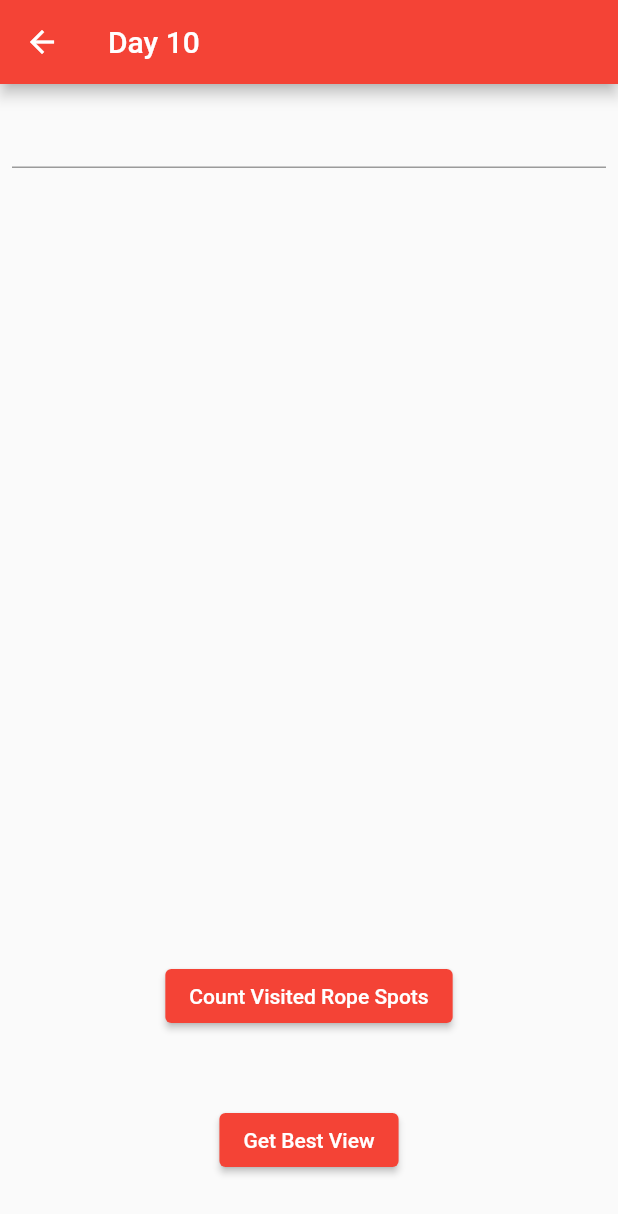
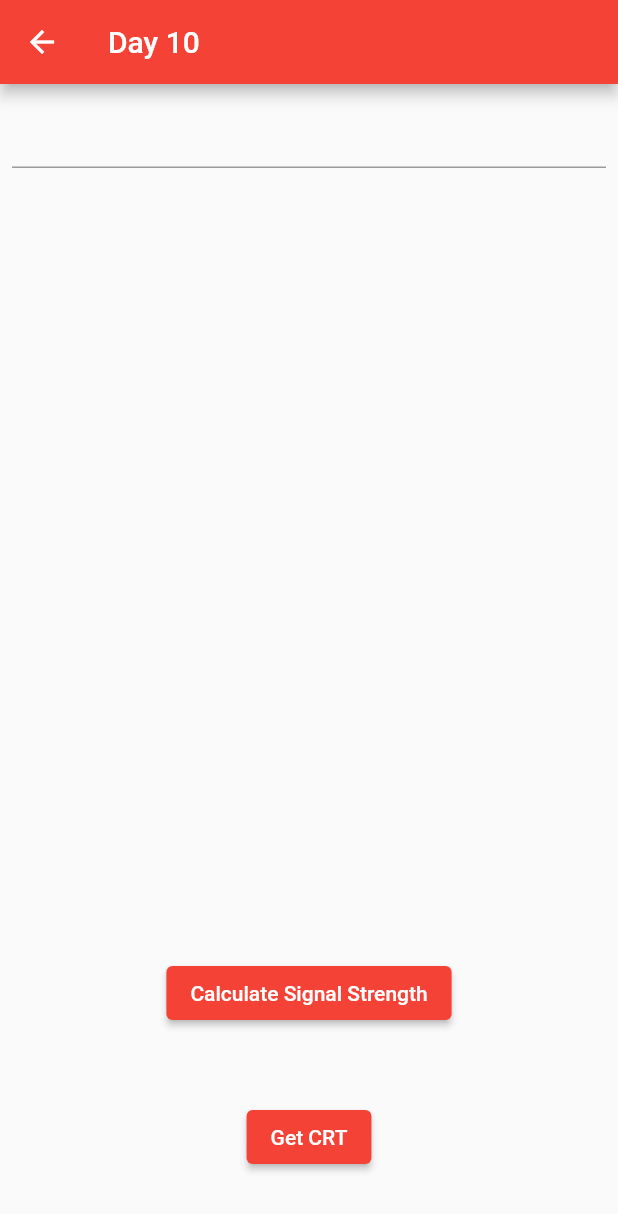
Before and after one commit to rmargolinross/adventofcode2022, a Flutter app: the Day10Page screen opened by its route, on a phone screen of 412 x 824 dp. Shown: the top 1214 px of the screen. Run offline on Flutter 3.47's test engine with Material 2 defaults, Android fonts, the phone set to English and light mode, and no system bars; missing offline and left inert: dart:html.

Commit message:
Complete day 10

```diff
--- a/lib/common/widgets/puzzle_input_output.dart
+++ b/lib/common/widgets/puzzle_input_output.dart
@@ -1,3 +1,5 @@
+import 'dart:ui';
+
 import 'package:flutter/material.dart';
 
 class PuzzleInputOutput extends StatefulWidget {
@@ -62,7 +64,7 @@ class _PuzzleInputOutputState extends State<PuzzleInputOutput> {
               ),
               Padding(
                 padding: const EdgeInsets.all(8.0),
-                child: Text(calculation1Result),
+                child: Text(calculation1Result, maxLines: 100),
               ),
               Padding(
                 padding: const EdgeInsets.all(8.0),
@@ -79,7 +81,16 @@ class _PuzzleInputOutputState extends State<PuzzleInputOutput> {
               ),
               Padding(
                 padding: const EdgeInsets.all(8.0),
-                child: Text(calculation2Result),
+                child: Text(
+                  calculation2Result,
+                  maxLines: 10,
+                  style: const TextStyle(
+                    fontFamily: 'RobotoMono',
+                    fontFeatures: [
+                      FontFeature.tabularFigures()
+                    ]
+                  ),
+                ),
               ),
             ]),
         ),
--- a/lib/day10/day10_page.dart
+++ b/lib/day10/day10_page.dart
@@ -1,4 +1,5 @@
 import 'package:adventofcode2022/common/widgets/puzzle_input_output.dart';
+import 'package:adventofcode2022/utils/clock_circuit.dart';
 import 'package:flutter/material.dart';
 
 
@@ -10,12 +11,16 @@ class Day10Page extends StatelessWidget {
     return Scaffold(
       appBar: AppBar(title: const Text('Day 10')),
       body: PuzzleInputOutput(
+        button1Label: 'Calculate Signal Strength',
         button1Calculation: (input) {
+          var cpu = ClockCircuit();
+          return cpu.getSignalStrengths(input, [20, 60, 100, 140, 180, 220]).toString();
         },
-        button1Label: 'Count Visited Rope Spots',
+        button2Label: 'Get CRT',
         button2Calculation: (input) {
+          var cpu = ClockCircuit();
+          return cpu.drawCRT(input);
         },
-        button2Label: 'Get Best View',
       ),
     );
   }
--- a/lib/home_page.dart
+++ b/lib/home_page.dart
@@ -30,7 +30,7 @@ class _HomePageState extends State<HomePage> {
             DayButton(title: 'Day 8', path: '/day8', enabled: true),
             DayButton(title: 'Day 9', path: '/day9', enabled: true),
             DayButton(title: 'Day 10', path: '/day10', enabled: true),
-            DayButton(title: 'Day 11', path: '/day11', enabled: false),
+            DayButton(title: 'Day 11', path: '/day11', enabled: true),
             DayButton(title: 'Day 12', path: '/day12', enabled: false),
             DayButton(title: 'Day 13', path: '/day13', enabled: false),
             DayButton(title: 'Day 14', path: '/day14', enabled: false),
--- a/lib/main.dart
+++ b/lib/main.dart
@@ -2,6 +2,7 @@ import 'package:flutter/material.dart';
 
 import 'day1/day1_page.dart';
 import 'day10/day10_page.dart';
+import 'day11/day11_page.dart';
 import 'day2/day2_page.dart';
 import 'day3/day3_page.dart';
 import 'day4/day4_page.dart';
@@ -46,4 +47,5 @@ Map<String, Widget Function(dynamic context)> routes = {
   '/day8': (context) => const Day8Page(),
   '/day9': (context) => const Day9Page(),
   '/day10': (context) => const Day10Page(),
+  '/day11': (context) => const Day11Page(),
 };
```
Also changed, not shown: lib/day11/day11_page.dart (added, +22 -0 lines), lib/utils/clock_circuit.dart (added, +59 -0 lines), pubspec.yaml (+4 -4 lines), fonts/RobotoMono-VariableFont_wght.ttf (added).
